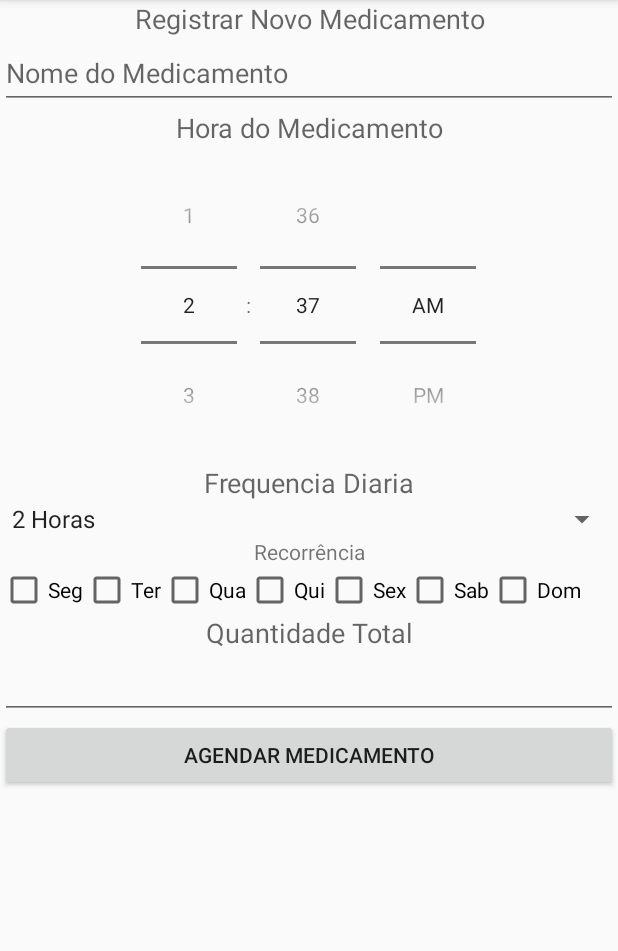
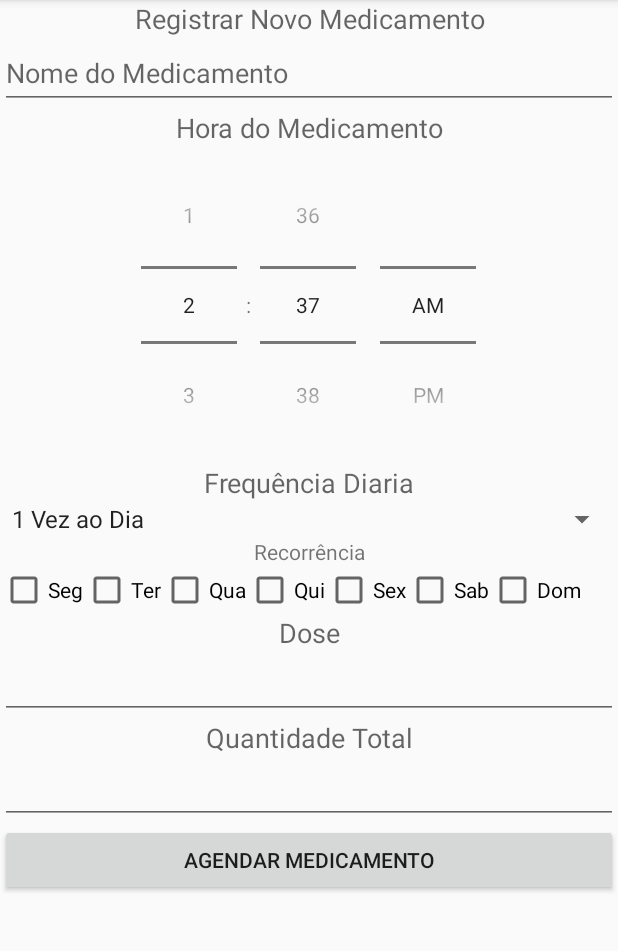
Before and after one commit to Vekcthor/smart-pharmacy, an Android app: the CreateAlarmFragment screen opened through its navigation route, on a phone screen of 412 x 824 dp, the part 84-1035 px from its top. Run offline under Robolectric (Android 15) with nearby library versions, the phone set to English and light mode, and no system bars; our stand-ins replace ButterKnife, Room's generated code.

Commit message:
Leves alterações de desing da página inicial

```diff
--- a/app/src/main/java/com/learntodroid/smartpharmacy/alarmslist/AlarmRecyclerViewAdapter.java
+++ b/app/src/main/java/com/learntodroid/smartpharmacy/alarmslist/AlarmRecyclerViewAdapter.java
@@ -15,7 +15,7 @@ import java.util.List;
 
 public class AlarmRecyclerViewAdapter extends RecyclerView.Adapter<AlarmViewHolder> {
     private List<Alarm> alarms;
-    private OnToggleAlarmListener listener;
+    private final OnToggleAlarmListener listener;
 
     public AlarmRecyclerViewAdapter(OnToggleAlarmListener listener) {
         this.alarms = new ArrayList<Alarm>();
--- a/app/src/main/java/com/learntodroid/smartpharmacy/alarmslist/AlarmsListFragment.java
+++ b/app/src/main/java/com/learntodroid/smartpharmacy/alarmslist/AlarmsListFragment.java
@@ -23,8 +23,6 @@ import java.util.List;
 public class AlarmsListFragment extends Fragment implements OnToggleAlarmListener {
     private AlarmRecyclerViewAdapter alarmRecyclerViewAdapter;
     private AlarmsListViewModel alarmsListViewModel;
-    private RecyclerView alarmsRecyclerView;
-    private Button addAlarm;
 
     @Override
     public void onCreate(@Nullable Bundle savedInstanceState) {
@@ -47,11 +45,11 @@ public class AlarmsListFragment extends Fragment implements OnToggleAlarmListene
     public View onCreateView(@NonNull LayoutInflater inflater, @Nullable ViewGroup container, @Nullable Bundle savedInstanceState) {
         View view = inflater.inflate(R.layout.fragment_listalarms, container, false);
 
-        alarmsRecyclerView = view.findViewById(R.id.fragment_listalarms_recylerView);
+        RecyclerView alarmsRecyclerView = view.findViewById(R.id.fragment_listalarms_recylerView);
         alarmsRecyclerView.setLayoutManager(new LinearLayoutManager(getContext()));
         alarmsRecyclerView.setAdapter(alarmRecyclerViewAdapter);
 
-        addAlarm = view.findViewById(R.id.fragment_listalarms_addAlarm);
+        Button addAlarm = view.findViewById(R.id.fragment_listalarms_addAlarm);
         addAlarm.setOnClickListener(new View.OnClickListener() {
             @Override
             public void onClick(View v) {
@@ -66,10 +64,9 @@ public class AlarmsListFragment extends Fragment implements OnToggleAlarmListene
     public void onToggle(Alarm alarm) {
         if (alarm.isStarted()) {
             alarm.cancelAlarm(getContext());
-            alarmsListViewModel.update(alarm);
         } else {
             alarm.schedule(getContext());
-            alarmsListViewModel.update(alarm);
         }
+        alarmsListViewModel.update(alarm);
     }
 }
--- a/app/src/main/java/com/learntodroid/smartpharmacy/alarmslist/AlarmsListViewModel.java
+++ b/app/src/main/java/com/learntodroid/smartpharmacy/alarmslist/AlarmsListViewModel.java
@@ -12,8 +12,8 @@ import com.learntodroid.smartpharmacy.data.AlarmRepository;
 import java.util.List;
 
 public class AlarmsListViewModel extends AndroidViewModel {
-    private AlarmRepository alarmRepository;
-    private LiveData<List<Alarm>> alarmsLiveData;
+    private final AlarmRepository alarmRepository;
+    private final LiveData<List<Alarm>> alarmsLiveData;
 
     public AlarmsListViewModel(@NonNull Application application) {
         super(application);
--- a/app/src/main/java/com/learntodroid/smartpharmacy/createalarm/CreateAlarmFragment.java
+++ b/app/src/main/java/com/learntodroid/smartpharmacy/createalarm/CreateAlarmFragment.java
@@ -8,7 +8,6 @@ import android.widget.AdapterView;
 import android.widget.ArrayAdapter;
 import android.widget.Button;
 import android.widget.CheckBox;
-import android.widget.CompoundButton;
 import android.widget.EditText;
 import android.widget.LinearLayout;
 import android.widget.Spinner;
@@ -30,25 +29,41 @@ import butterknife.BindView;
 import butterknife.ButterKnife;
 
 public class CreateAlarmFragment extends Fragment implements AdapterView.OnItemSelectedListener {
-    @BindView(R.id.fragment_createalarm_timePicker) TimePicker timePicker;
-    @BindView(R.id.fragment_createalarm_title) EditText title;
-    @BindView(R.id.fragment_createalarm_scheduleAlarm) Button scheduleAlarm;
-    @BindView(R.id.fragment_createalarm_checkMon) CheckBox mon;
-    @BindView(R.id.fragment_createalarm_checkTue) CheckBox tue;
-    @BindView(R.id.fragment_createalarm_checkWed) CheckBox wed;
-    @BindView(R.id.fragment_createalarm_checkThu) CheckBox thu;
-    @BindView(R.id.fragment_createalarm_checkFri) CheckBox fri;
-    @BindView(R.id.fragment_createalarm_checkSat) CheckBox sat;
-    @BindView(R.id.fragment_createalarm_checkSun) CheckBox sun;
-    @BindView(R.id.fragment_createalarm_recurring_options) LinearLayout recurringOptions;
-    @BindView(R.id.spinnerDailyFrequency) Spinner spinnerDailyFrequency;
+    @BindView(R.id.fragment_createalarm_timePicker)
+    TimePicker timePicker;
+    @BindView(R.id.fragment_createalarm_title)
+    EditText title;
+    @BindView(R.id.fragment_createalarm_scheduleAlarm)
+    Button scheduleAlarm;
+    @BindView(R.id.fragment_createalarm_checkMon)
+    CheckBox mon;
+    @BindView(R.id.fragment_createalarm_checkTue)
+    CheckBox tue;
+    @BindView(R.id.fragment_createalarm_checkWed)
+    CheckBox wed;
+    @BindView(R.id.fragment_createalarm_checkThu)
+    CheckBox thu;
+    @BindView(R.id.fragment_createalarm_checkFri)
+    CheckBox fri;
+    @BindView(R.id.fragment_createalarm_checkSat)
+    CheckBox sat;
+    @BindView(R.id.fragment_createalarm_checkSun)
+    CheckBox sun;
+    @BindView(R.id.fragment_createalarm_recurring_options)
+    LinearLayout recurringOptions;
+    @BindView(R.id.spinnerDailyFrequency)
+    Spinner spinnerDailyFrequency;
+    @BindView(R.id.editTextDose)
+    EditText editTextDose;
+    @BindView(R.id.editTextInventory)
+    EditText editTextInventory;
 
     private CreateAlarmViewModel createAlarmViewModel;
+    private int frequency = 1;
 
     @Override
     public void onCreate(@Nullable Bundle savedInstanceState) {
         super.onCreate(savedInstanceState);
-
         createAlarmViewModel = ViewModelProviders.of(this).get(CreateAlarmViewModel.class);
 
     }
@@ -83,6 +98,19 @@ public class CreateAlarmFragment extends Fragment implements AdapterView.OnItemS
     private void scheduleAlarm() {
         int alarmId = new Random().nextInt(Integer.MAX_VALUE);
 
+        int dose = 0;
+        String doseText = editTextDose.getText().toString();
+
+        if (!doseText.equals("") && !doseText.isEmpty() ){
+            dose = Integer.parseInt(doseText);
+        }
+
+        int inventory = 0;
+        String inventoryText = editTextInventory.getText().toString();
+        if (!inventoryText.equals("") && !inventoryText.isEmpty() ){
+            inventory = Integer.parseInt(inventoryText);
+        }
+
         Alarm alarm = new Alarm(
                 alarmId,
                 TimePickerUtil.getTimePickerHour(timePicker),
@@ -97,7 +125,10 @@ public class CreateAlarmFragment extends Fragment implements AdapterView.OnItemS
                 thu.isChecked(),
                 fri.isChecked(),
                 sat.isChecked(),
-                sun.isChecked(),0,0,0
+                sun.isChecked(),
+                inventory,
+                frequency,
+                dose
         );
 
         createAlarmViewModel.insert(alarm);
@@ -107,10 +138,29 @@ public class CreateAlarmFragment extends Fragment implements AdapterView.OnItemS
 
     public void onItemSelected(AdapterView<?> parent, View view,
                                int pos, long id) {
-        //parent.getItemAtPosition(pos).;
+        switch (pos) {
+            case 0:
+                frequency = 1;
+                break;
+            case 1:
+                frequency = 12;
+                break;
+            case 2:
+                frequency = 6;
+                break;
+            case 3:
+                frequency = 4;
+                break;
+            case 4:
+                frequency = 3;
+                break;
+            case 5:
+                frequency = 2;
+                break;
+        }
     }
 
     public void onNothingSelected(AdapterView<?> parent) {
-        // Another interface callback
+        frequency = 1;
     }
 }
--- a/app/src/main/res/layout/fragment_createalarm.xml
+++ b/app/src/main/res/layout/fragment_createalarm.xml
@@ -148,6 +148,21 @@
             </LinearLayout>
 
             <TextView
+                android:id="@+id/textView5"
+                android:layout_width="match_parent"
+                android:layout_height="wrap_content"
+                android:gravity="center"
+                android:text="@string/scheduleMedicationDoseTitle"
+                android:textAppearance="@style/TextAppearance.AppCompat.Medium" />
+
+            <EditText
+                android:id="@+id/editTextDose"
+                android:layout_width="match_parent"
+                android:layout_height="wrap_content"
+                android:ems="10"
+                android:inputType="number" />
+
+            <TextView
                 android:id="@+id/textView3"
                 android:layout_width="match_parent"
                 android:layout_height="wrap_content"
@@ -156,7 +171,7 @@
                 android:textAppearance="@style/TextAppearance.AppCompat.Medium" />
 
             <EditText
-                android:id="@+id/editTextNumber"
+                android:id="@+id/editTextInventory"
                 android:layout_width="match_parent"
                 android:layout_height="wrap_content"
                 android:ems="10"
--- a/app/src/main/res/values/daily_frequency_options.xml
+++ b/app/src/main/res/values/daily_frequency_options.xml
@@ -1,10 +1,11 @@
 <?xml version="1.0" encoding="utf-8"?>
 <resources>
     <string-array name="daily_frequency">
-        <item>2 Horas</item>
-        <item>4 Horas</item>
-        <item>6 Horas</item>
-        <item>8 Horas</item>
-        <item>12 Horas</item>
+        <item>1 Vez ao Dia</item>
+        <item>A cada 2 Horas</item>
+        <item>A cada 4 Horas</item>
+        <item>A cada 6 Horas</item>
+        <item>A cada 8 Horas</item>
+        <item>A cada 12 Horas</item>
     </string-array>
 </resources>
--- a/app/src/main/res/values/strings.xml
+++ b/app/src/main/res/values/strings.xml
@@ -12,6 +12,7 @@
     <string name="scheduleMedicationAlarmTitle">Nome do Medicamento</string>
     <string name="scheduleMedicationSaveButton">Agendar Medicamento</string>
     <string name="scheduleMedicationRecurringTitle">Recorrência</string>
-    <string name="scheduleMedicationDailyFrequencyTitle">Frequencia Diaria</string>
+    <string name="scheduleMedicationDailyFrequencyTitle">Frequência Diaria</string>
     <string name="scheduleMedicationInventoryTotalTitle">Quantidade Total</string>
+    <string name="scheduleMedicationDoseTitle">Dose</string>
 </resources>
```
Also changed, not shown: app/src/main/java/com/learntodroid/smartpharmacy/alarmslist/AlarmViewHolder.java (+6 -4 lines), app/src/main/res/layout/item_alarm.xml (+13 -14 lines).
